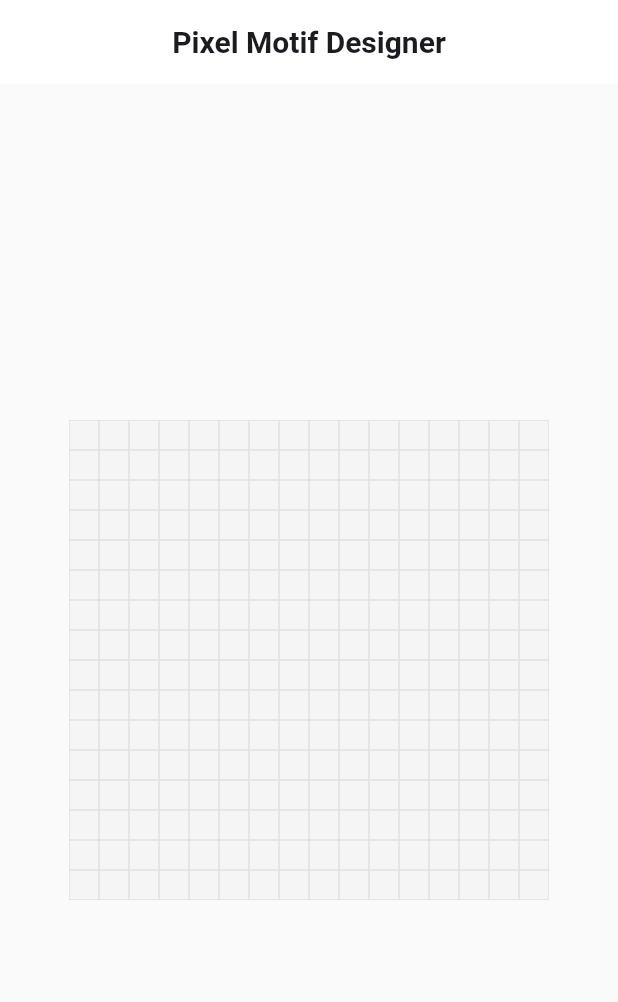
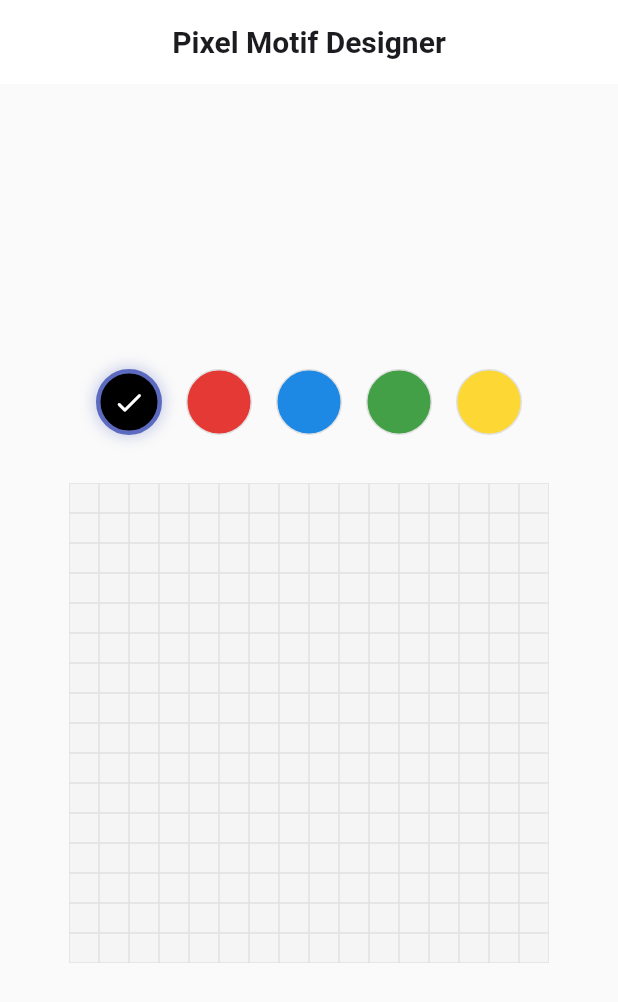
Before and after one commit to waruledivya1411/pixel-motif-designer_, a Flutter app: the screen it shows after launch, on a phone screen of 412 x 824 dp. Shown: the top 1002 px of the screen. Run offline on Flutter 3.47's test engine with Material 3 defaults, Android fonts, the phone set to English and light mode, and no system bars.

Commit message:
Add reusable ColorPalette with selective swatch rebuilds.
Introduce Material 3 color swatches driven by ColorConstants and CanvasProvider.changeActiveColor, placed above PixelGrid on HomeScreen with per-swatch context.select to minimize rebuilds.

Co-authored-by: Cursor <cursoragent@cursor.com>

```diff
--- a/lib/core/constants/color_constants.dart
+++ b/lib/core/constants/color_constants.dart
@@ -23,6 +23,15 @@ abstract final class ColorConstants {
     Color(0xFFFB8C00), // Orange
   ];
 
+  /// Primary swatches displayed in the drawing color palette.
+  static const List<Color> drawingPalette = [
+    Color(0xFF000000), // Black
+    Color(0xFFE53935), // Red
+    Color(0xFF1E88E5), // Blue
+    Color(0xFF43A047), // Green
+    Color(0xFFFDD835), // Yellow
+  ];
+
   /// Fallback color when no pixel has been painted yet.
   static const Color emptyCell = Color(0x00000000);
 }
--- a/lib/screens/home/home_screen.dart
+++ b/lib/screens/home/home_screen.dart
@@ -1,12 +1,13 @@
 import 'package:flutter/material.dart';
 
 import '../../core/constants/app_constants.dart';
+import '../../widgets/color_palette.dart';
 import '../../widgets/pixel_grid.dart';
 
 /// Primary landing screen for the application.
 ///
-/// Composes the scaffold shell with a centered [PixelGrid]. Toolbars,
-/// palette, and export controls will be added in later phases.
+/// Layout: AppBar → [ColorPalette] → [PixelGrid].
+/// Toolbars and export controls will be added in later phases.
 class HomeScreen extends StatelessWidget {
   const HomeScreen({super.key});
 
@@ -18,7 +19,15 @@ class HomeScreen extends StatelessWidget {
       ),
       body: const Center(
         child: SingleChildScrollView(
-          child: PixelGrid(),
+          padding: EdgeInsets.symmetric(vertical: AppConstants.paddingMedium),
+          child: Column(
+            mainAxisSize: MainAxisSize.min,
+            children: [
+              ColorPalette(),
+              SizedBox(height: AppConstants.paddingLarge),
+              PixelGrid(),
+            ],
+          ),
         ),
       ),
     );
--- /dev/null
+++ b/lib/widgets/color_palette.dart
@@ -0,0 +1,105 @@
+import 'package:flutter/material.dart';
+import 'package:provider/provider.dart';
+
+import '../core/constants/app_constants.dart';
+import '../core/constants/color_constants.dart';
+import '../providers/canvas_provider.dart';
+
+/// Horizontal row of selectable paint swatches for the motif canvas.
+///
+/// Each swatch delegates color changes to [CanvasProvider.changeActiveColor]
+/// and subscribes only to its own selected state — the palette container
+/// itself does not rebuild when the active color changes.
+class ColorPalette extends StatelessWidget {
+  const ColorPalette({super.key});
+
+  @override
+  Widget build(BuildContext context) {
+    return Padding(
+      padding: const EdgeInsets.symmetric(
+        horizontal: AppConstants.paddingMedium,
+        vertical: AppConstants.paddingSmall,
+      ),
+      child: Wrap(
+        alignment: WrapAlignment.center,
+        spacing: AppConstants.paddingMedium,
+        runSpacing: AppConstants.paddingSmall,
+        children: [
+          for (final color in ColorConstants.drawingPalette)
+            _ColorSwatch(color: color),
+        ],
+      ),
+    );
+  }
+}
+
+/// A single circular color swatch with Material 3 selection styling.
+///
+/// Uses [context.select] so only the previously selected swatch and the
+/// newly selected swatch rebuild when [CanvasProvider.activeColor] changes.
+class _ColorSwatch extends StatelessWidget {
+  const _ColorSwatch({required this.color});
+
+  final Color color;
+
+  static const double _swatchSize = 44;
+
+  @override
+  Widget build(BuildContext context) {
+    final argb = color.toARGB32();
+    final isSelected = context.select<CanvasProvider, bool>(
+      (provider) => provider.activeColor == argb,
+    );
+
+    final theme = Theme.of(context);
+    final checkColor = color.computeLuminance() > 0.5
+        ? Colors.black87
+        : Colors.white;
+
+    return Semantics(
+      label: 'Select color',
+      selected: isSelected,
+      button: true,
+      child: Material(
+        color: Colors.transparent,
+        child: InkWell(
+          customBorder: const CircleBorder(),
+          onTap: () =>
+              context.read<CanvasProvider>().changeActiveColor(argb),
+          child: AnimatedContainer(
+            duration: const Duration(milliseconds: 200),
+            curve: Curves.easeOut,
+            width: _swatchSize,
+            height: _swatchSize,
+            decoration: BoxDecoration(
+              color: color,
+              shape: BoxShape.circle,
+              border: Border.all(
+                color: isSelected
+                    ? theme.colorScheme.primary
+                    : ColorConstants.gridLine,
+                width: isSelected ? 3 : 1,
+              ),
+              boxShadow: isSelected
+                  ? [
+                      BoxShadow(
+                        color: theme.colorScheme.primary.withValues(alpha: 0.35),
+                        blurRadius: 8,
+                        spreadRadius: 1,
+                      ),
+                    ]
+                  : null,
+            ),
+            child: isSelected
+                ? Icon(
+                    Icons.check_rounded,
+                    color: checkColor,
+                    size: 22,
+                  )
+                : null,
+          ),
+        ),
+      ),
+    );
+  }
+}
--- a/lib/widgets/widgets.dart
+++ b/lib/widgets/widgets.dart
@@ -5,5 +5,6 @@
 /// unless they are intentionally scoped feature widgets.
 library;
 
+export 'color_palette.dart';
 export 'pixel_cell.dart';
 export 'pixel_grid.dart';
```
